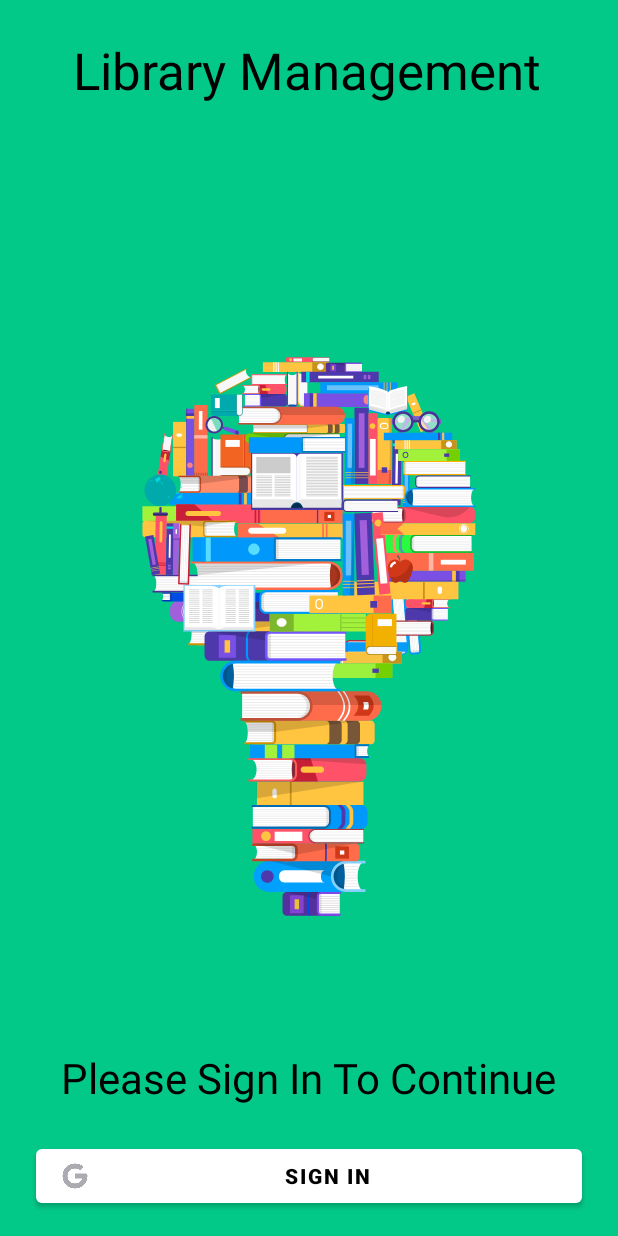
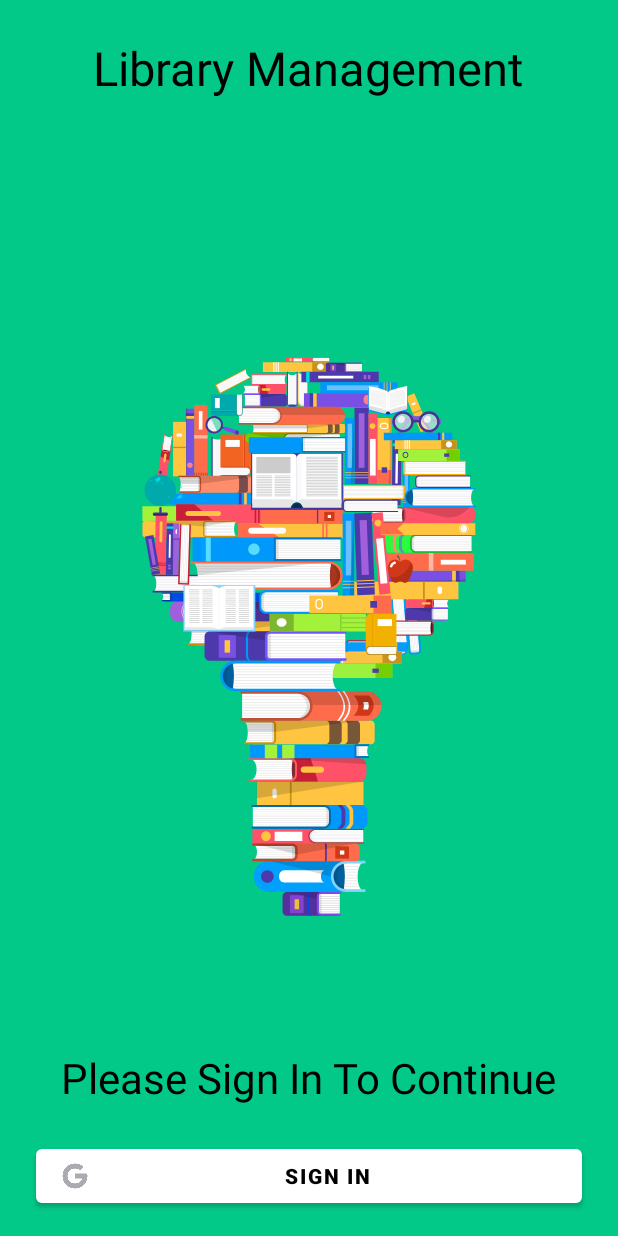
Before and after one commit to Sahil270403/Library-Management-User-, an Android app: the screen it shows after launch (MainActivity), on a phone screen of 412 x 824 dp. Run offline under Robolectric (Android 15) with nearby library versions, the light colour scheme and no system bars; our stand-ins replace Firebase (no records; nobody signed in at launch, a user with empty details on screens opened directly); Roboto replaces fonts that are not available here.

Commit message:
Inital commit

```diff
--- a/app/src/main/java/com/example/librarymanagement/BookRVAdapter.kt
+++ b/app/src/main/java/com/example/librarymanagement/BookRVAdapter.kt
@@ -38,7 +38,7 @@ class BookRVAdapter(
             .load(bookInfo.thumbnail)
             .placeholder(R.drawable.books)
             .error(R.drawable.book)
-            .into(holder.bookIV);
+            .into(holder.bookIV)
         holder.bookTitleTV.text = bookInfo.title
         holder.bookPagesTV.text = "Pages : " + bookInfo.pageCount
 
--- a/app/src/main/java/com/example/librarymanagement/HomeActivity.kt
+++ b/app/src/main/java/com/example/librarymanagement/HomeActivity.kt
@@ -9,6 +9,7 @@ import androidx.navigation.NavController
 import androidx.navigation.Navigation
 import androidx.navigation.ui.NavigationUI.setupWithNavController
 import androidx.navigation.ui.setupActionBarWithNavController
+import com.bumptech.glide.Glide
 import com.example.librarymanagement.databinding.ActivityHomeBinding
 import com.google.android.gms.auth.api.signin.GoogleSignIn
 import com.google.android.gms.auth.api.signin.GoogleSignInOptions
@@ -27,6 +28,11 @@ class HomeActivity : AppCompatActivity() {
         navController = Navigation.findNavController(this,R.id.activity_main_nav_host_fragment)
         setupWithNavController(binding.bottomNavigationView,navController)
         auth = FirebaseAuth.getInstance()
+
+//        Glide.with(this)
+//            .load(auth.currentUser!!.photoUrl)
+//            .error(R.drawable.book)
+//            .into(binding.imageView2)
 
 //        binding.gsignoutButton.setOnClickListener {
 //            val gso = GoogleSignInOptions.Builder(GoogleSignInOptions.DEFAULT_SIGN_IN)
--- a/app/src/main/java/com/example/librarymanagement/MainActivity.kt
+++ b/app/src/main/java/com/example/librarymanagement/MainActivity.kt
@@ -6,9 +6,12 @@ import androidx.appcompat.app.AppCompatActivity
 import android.os.Bundle
 import android.os.Handler
 import android.os.Looper
+import android.view.View
 import android.widget.Button
+import android.widget.ProgressBar
 import android.widget.Toast
 import androidx.activity.result.contract.ActivityResultContracts
+import com.airbnb.lottie.LottieAnimationView
 import com.google.android.gms.auth.api.signin.GoogleSignIn
 import com.google.android.gms.auth.api.signin.GoogleSignInAccount
 import com.google.android.gms.auth.api.signin.GoogleSignInClient
@@ -20,13 +23,14 @@ import com.google.firebase.auth.GoogleAuthProvider
 class MainActivity : AppCompatActivity() {
     private lateinit var auth : FirebaseAuth
     private lateinit var googleSignInClient: GoogleSignInClient
+    private lateinit var anim: ProgressBar
 
     override fun onCreate(savedInstanceState: Bundle?) {
         super.onCreate(savedInstanceState)
         setContentView(R.layout.activity_main)
         auth = FirebaseAuth.getInstance()
 
-
+        anim = findViewById(R.id.animationView1)
         val check = GoogleSignIn.getLastSignedInAccount(this)
 
         if(check!=null){
@@ -44,19 +48,21 @@ class MainActivity : AppCompatActivity() {
         googleSignInClient = GoogleSignIn.getClient(this , gso)
 
         findViewById<Button>(R.id.gSignInBtn).setOnClickListener {
+            anim.visibility = View.VISIBLE
             signInGoogle()
         }
     }
     private fun signInGoogle(){
         val signInIntent = googleSignInClient.signInIntent
         launcher.launch(signInIntent)
+        anim = findViewById(R.id.animationView1)
 
     }
 
     private val launcher = registerForActivityResult(ActivityResultContracts.StartActivityForResult()){
             result ->
         if (result.resultCode == Activity.RESULT_OK){
-
+            anim = findViewById(R.id.animationView1)
             val task = GoogleSignIn.getSignedInAccountFromIntent(result.data)
             handleResults(task)
             Toast.makeText(this,"Signing IN", Toast.LENGTH_SHORT ).show()
@@ -82,6 +88,8 @@ class MainActivity : AppCompatActivity() {
 
         auth.signInWithCredential(credential).addOnCompleteListener{
             if(it.isSuccessful){
+                anim = findViewById(R.id.animationView1)
+                anim.visibility = View.INVISIBLE
                 val intent = Intent(this, HomeActivity::class.java)
                 startActivity(intent)
                 finish()
--- a/app/src/main/java/com/example/librarymanagement/Request_issue.kt
+++ b/app/src/main/java/com/example/librarymanagement/Request_issue.kt
@@ -33,6 +33,7 @@ class Request_issue : AppCompatActivity() {
             val sBranch = binding.branchSpinner.selectedItem.toString()
             val currentDate = HashMap<String, Any>()
             currentDate["date"] = ServerValue.TIMESTAMP
+
             database = FirebaseDatabase.getInstance().getReference("Issue_details_request")
 
             val issue_details = issue_details(bookName ,authorName,branch,userName,rollNo,sBranch,currentDate)
--- a/app/src/main/res/layout/activity_issue_book_details.xml
+++ b/app/src/main/res/layout/activity_issue_book_details.xml
@@ -27,7 +27,7 @@
                     android:layout_width="130dp"
                     android:layout_height="160dp"
                     android:layout_margin="18dp"
-                    android:src="@drawable/book1"/>
+                    android:src="@drawable/book7"/>
 
 
                 <LinearLayout
--- a/app/src/main/res/layout/activity_main.xml
+++ b/app/src/main/res/layout/activity_main.xml
@@ -4,9 +4,9 @@
     xmlns:tools="http://schemas.android.com/tools"
     android:layout_width="match_parent"
     android:layout_height="match_parent"
+    android:background="@color/green"
     android:visibility="visible"
-    tools:context=".MainActivity"
-    android:background="@color/green">
+    tools:context=".MainActivity">
 
 
     <com.google.android.material.button.MaterialButton
@@ -30,12 +30,14 @@
         app:layout_constraintHorizontal_bias="0.0"
         app:layout_constraintStart_toStartOf="parent" />
 
+
     <com.airbnb.lottie.LottieAnimationView
         android:id="@+id/animationView"
         android:layout_width="match_parent"
         android:layout_height="500dp"
         android:layout_marginBottom="97dp"
         android:background="?android:colorBackground"
+        android:backgroundTint="@color/green"
         android:foregroundGravity="top"
         app:layout_constraintBottom_toBottomOf="parent"
         app:layout_constraintEnd_toEndOf="parent"
@@ -45,9 +47,17 @@
         app:layout_constraintVertical_bias="0.76"
         app:lottie_autoPlay="true"
         app:lottie_loop="true"
-        app:lottie_rawRes="@raw/bookidea"
-        android:backgroundTint="@color/green"
-        />
+        app:lottie_rawRes="@raw/bookidea" />
+
+    <ProgressBar
+        android:id="@+id/animationView1"
+        android:layout_width="wrap_content"
+        android:layout_height="wrap_content"
+        app:layout_constraintBottom_toBottomOf="parent"
+        app:layout_constraintEnd_toEndOf="parent"
+        app:layout_constraintStart_toStartOf="parent"
+        app:layout_constraintTop_toTopOf="parent"
+        android:visibility="invisible"/>
 
     <TextView
         android:id="@+id/textView"
@@ -61,13 +71,14 @@
         android:text="Library Management "
         android:textAppearance="@style/TextAppearance.AppCompat.Small"
         android:textColor="@color/black"
-        android:textSize="34dp"
+        android:textSize="31dp"
         app:layout_constraintBottom_toTopOf="@+id/animationView"
         app:layout_constraintEnd_toEndOf="parent"
         app:layout_constraintHorizontal_bias="0.535"
         app:layout_constraintStart_toStartOf="parent"
         app:layout_constraintTop_toTopOf="parent"
         app:layout_constraintVertical_bias="0.0" />
+
 
     <TextView
         android:id="@+id/textView1"
@@ -85,4 +96,6 @@
         app:layout_constraintStart_toStartOf="parent"
         app:layout_constraintTop_toBottomOf="@+id/animationView"
         app:layout_constraintVertical_bias="0.333" />
+
+
 </androidx.constraintlayout.widget.ConstraintLayout>
--- a/app/src/main/res/values/colors.xml
+++ b/app/src/main/res/values/colors.xml
@@ -14,4 +14,5 @@
     <color name="DarkGreen">#1D6332</color>
     <color name="Red">#C60101</color>
     <color name="greeyLight">#525554</color>
+    <color name="lightRed">#C8665F</color>
 </resources>
```
Also changed, not shown: app/build.gradle (+5 -2 lines), app/src/main/java/com/example/librarymanagement/fragment/HomeFragment.kt (+6 -1 lines), app/src/main/res/drawable/gradient1.xml (added, +9 -0 lines), app/src/main/res/layout/activity_home.xml (+10 -0 lines), app/src/main/res/layout/activity_request_issue.xml (+8 -2 lines), app/src/main/res/layout/fragment_home.xml (+13 -3 lines), app/src/main/res/layout/item_book.xml (+20 -21 lines), app/src/main/res/raw/logogoogle.json (added, +1 -0 lines), app/src/main/res/drawable/book7.png (added).
